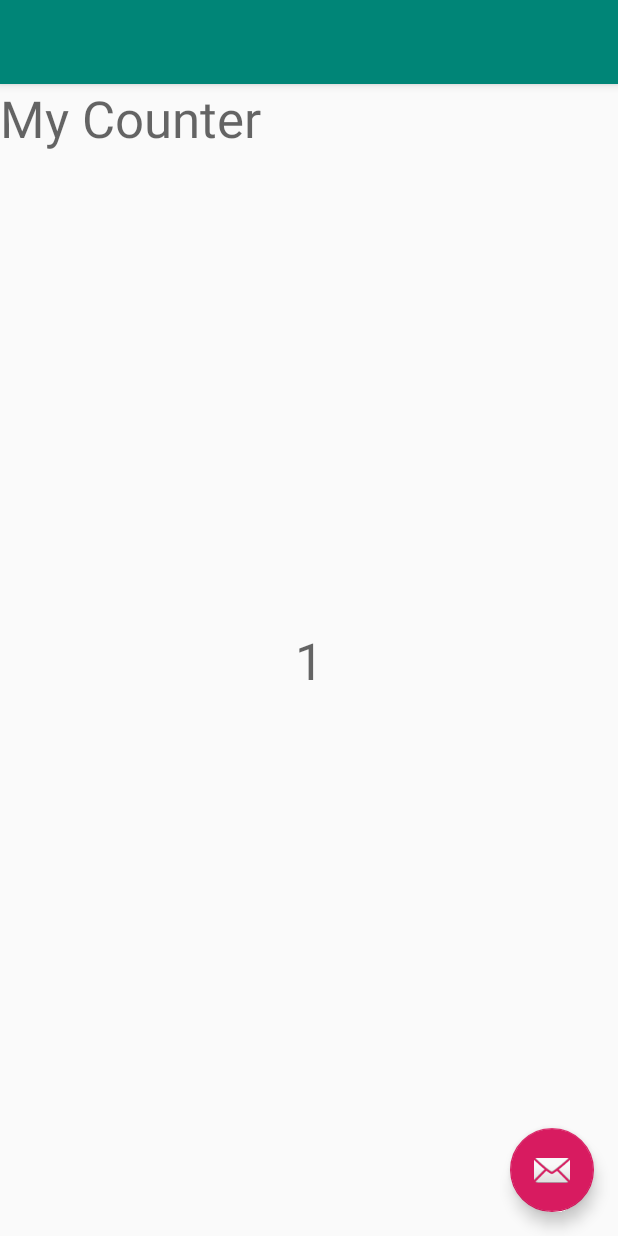
After one commit to raffacabofrio/missao-kotlin, an Android app: the CounterActivity screen opened directly, with no data from a screen before it, on a phone screen of 412 x 824 dp. The commit adds this screen. Run offline under Robolectric (Android 15) with nearby library versions, the phone set to English and light mode, and no system bars; 1 statement that could not run was skipped.

Commit message:
Separando o counter numa outra activity.

```diff
--- a/missaokotlinproject/app/build.gradle
+++ b/missaokotlinproject/app/build.gradle
@@ -1,5 +1,6 @@
 apply plugin: 'com.android.application'
 apply plugin: 'kotlin-android'
+apply plugin: 'kotlin-android-extensions'
 
 android {
     compileSdkVersion 28
--- /dev/null
+++ b/missaokotlinproject/app/src/main/java/br/com/sharebook/missao_kotlin_project/CounterActivity.kt
@@ -0,0 +1,33 @@
+package br.com.sharebook.missao_kotlin_project
+
+import android.os.Bundle
+import android.support.design.widget.FloatingActionButton
+import android.support.design.widget.Snackbar
+import android.support.v7.app.AppCompatActivity;
+import android.view.View
+import android.widget.TextView
+
+import kotlinx.android.synthetic.main.activity_main.*
+
+class CounterActivity : AppCompatActivity() {
+
+    override fun onCreate(savedInstanceState: Bundle?) {
+        super.onCreate(savedInstanceState)
+        setContentView(R.layout.activity_counter)
+        setSupportActionBar(toolbar)
+
+        val fab = findViewById<View>(R.id.fab) as FloatingActionButton
+        fab.setOnClickListener { view ->
+
+            //val tx: TextView = txCounter
+            val tx: TextView = findViewById<View>(R.id.txCounter) as TextView
+            val old = tx.text.toString().toInt()
+            val new = old + 1
+            tx.text = new.toString()
+
+            Snackbar.make(view, "Replace with your own action", Snackbar.LENGTH_LONG)
+                    .setAction("Action", null).show()
+        }
+    }
+
+}
--- /dev/null
+++ b/missaokotlinproject/app/src/main/res/layout/activity_counter.xml
@@ -0,0 +1,33 @@
+<?xml version="1.0" encoding="utf-8"?>
+<android.support.design.widget.CoordinatorLayout xmlns:android="http://schemas.android.com/apk/res/android"
+    xmlns:app="http://schemas.android.com/apk/res-auto"
+    xmlns:tools="http://schemas.android.com/tools"
+    android:layout_width="match_parent"
+    android:layout_height="match_parent"
+    tools:context=".MainActivity">
+
+    <android.support.design.widget.AppBarLayout
+        android:layout_width="match_parent"
+        android:layout_height="wrap_content"
+        android:theme="@style/AppTheme.AppBarOverlay">
+
+        <android.support.v7.widget.Toolbar
+            android:id="@+id/toolbar"
+            android:layout_width="match_parent"
+            android:layout_height="?attr/actionBarSize"
+            android:background="?attr/colorPrimary"
+            app:popupTheme="@style/AppTheme.PopupOverlay" />
+
+    </android.support.design.widget.AppBarLayout>
+
+    <include layout="@layout/content_counter" />
+
+    <android.support.design.widget.FloatingActionButton
+        android:id="@+id/fab"
+        android:layout_width="wrap_content"
+        android:layout_height="wrap_content"
+        android:layout_gravity="bottom|end"
+        android:layout_margin="@dimen/fab_margin"
+        app:srcCompat="@android:drawable/ic_dialog_email" />
+
+</android.support.design.widget.CoordinatorLayout>
--- /dev/null
+++ b/missaokotlinproject/app/src/main/res/layout/content_counter.xml
@@ -0,0 +1,31 @@
+<?xml version="1.0" encoding="utf-8"?>
+<android.support.constraint.ConstraintLayout xmlns:android="http://schemas.android.com/apk/res/android"
+    xmlns:app="http://schemas.android.com/apk/res-auto"
+    xmlns:tools="http://schemas.android.com/tools"
+    android:layout_width="match_parent"
+    android:layout_height="match_parent"
+    app:layout_behavior="@string/appbar_scrolling_view_behavior"
+    tools:context=".MainActivity"
+    tools:showIn="@layout/activity_counter">
+
+    <TextView
+        android:id="@+id/txCounter"
+        android:layout_width="wrap_content"
+        android:layout_height="wrap_content"
+        android:text="1"
+        android:textAppearance="@style/TextAppearance.AppCompat.Display1"
+        app:layout_constraintBottom_toBottomOf="parent"
+        app:layout_constraintLeft_toLeftOf="parent"
+        app:layout_constraintRight_toRightOf="parent"
+        app:layout_constraintTop_toTopOf="parent" />
+
+    <TextView
+        android:id="@+id/textView"
+        android:layout_width="wrap_content"
+        android:layout_height="wrap_content"
+        android:text="My Counter"
+        android:textAppearance="@style/TextAppearance.AppCompat.Display1"
+        tools:layout_editor_absoluteX="16dp"
+        tools:layout_editor_absoluteY="16dp" />
+
+</android.support.constraint.ConstraintLayout>
--- a/missaokotlinproject/app/src/main/res/values/strings.xml
+++ b/missaokotlinproject/app/src/main/res/values/strings.xml
@@ -1,4 +1,5 @@
 <resources>
     <string name="app_name">missao-kotlin-project</string>
     <string name="action_settings">Settings</string>
+    <string name="title_activity_counter">CounterActivity</string>
 </resources>
```
Also changed, not shown: missaokotlinproject/app/src/main/AndroidManifest.xml (+18 -0 lines), missaokotlinproject/app/src/main/java/br/com/sharebook/missao_kotlin_project/MainActivity.kt (+0 -12 lines), missaokotlinproject/app/src/main/res/layout/activity_main.xml (+36 -23 lines), missaokotlinproject/app/src/main/res/layout/content_main.xml (+1 -21 lines).
